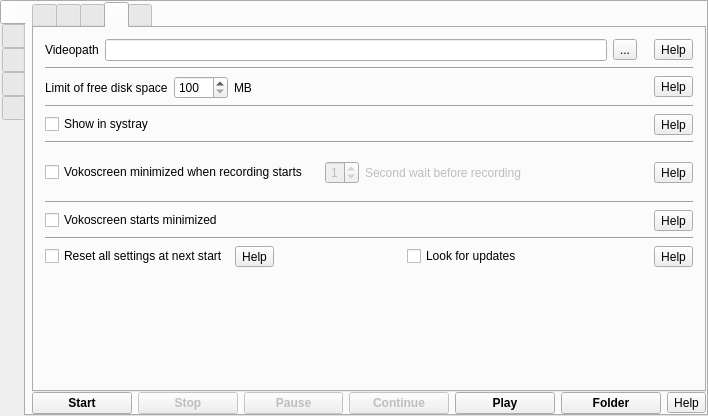
Qt form src/formMainWindow.ui (vkohaupt/vokoscreenNG) before a commit.
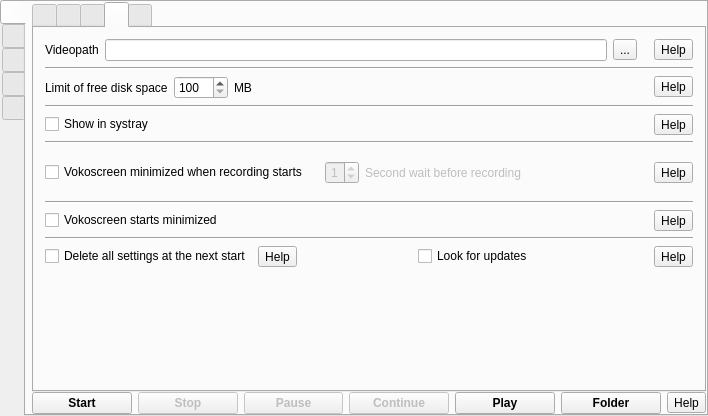
The same form after that commit. The open tabs and pages were chosen to show the change. Icons and pictures are not drawn.

Commit message: delete all settings at the next start

Patch:
```diff
--- a/src/formMainWindow.ui
+++ b/src/formMainWindow.ui
@@ -1651,7 +1651,7 @@
               <item>
                <widget class="QCheckBox" name="checkBox">
                 <property name="text">
-                 <string>Reset all settings at next start</string>
+                 <string>Delete all settings at the next start</string>
                 </property>
                </widget>
               </item>
```
Left out of the diff: 2 changed lines with no effect on the pictures. The commit also changes 1 other file.
